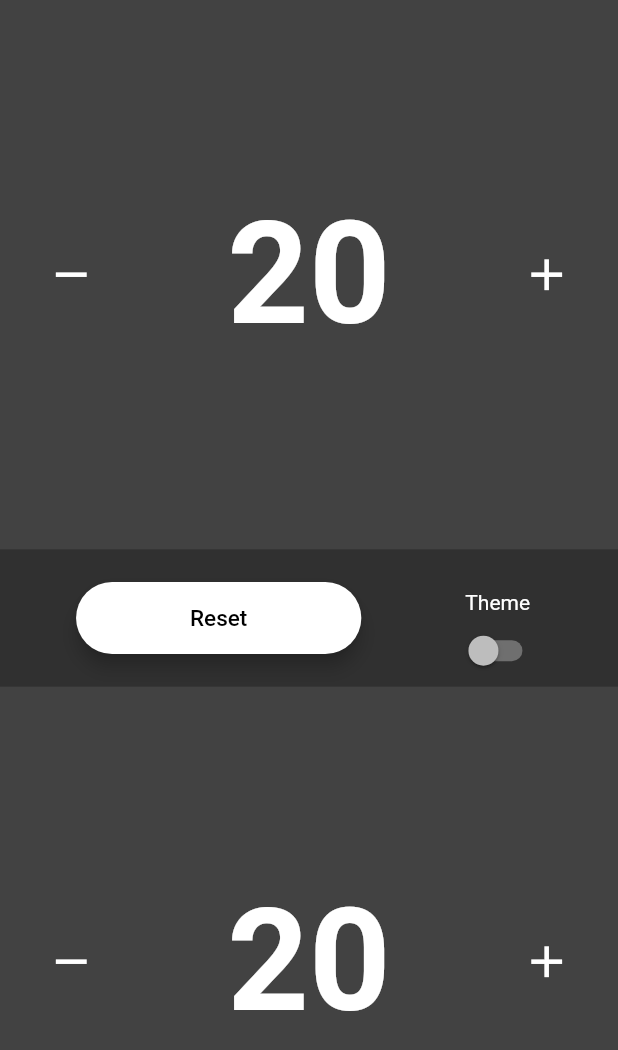
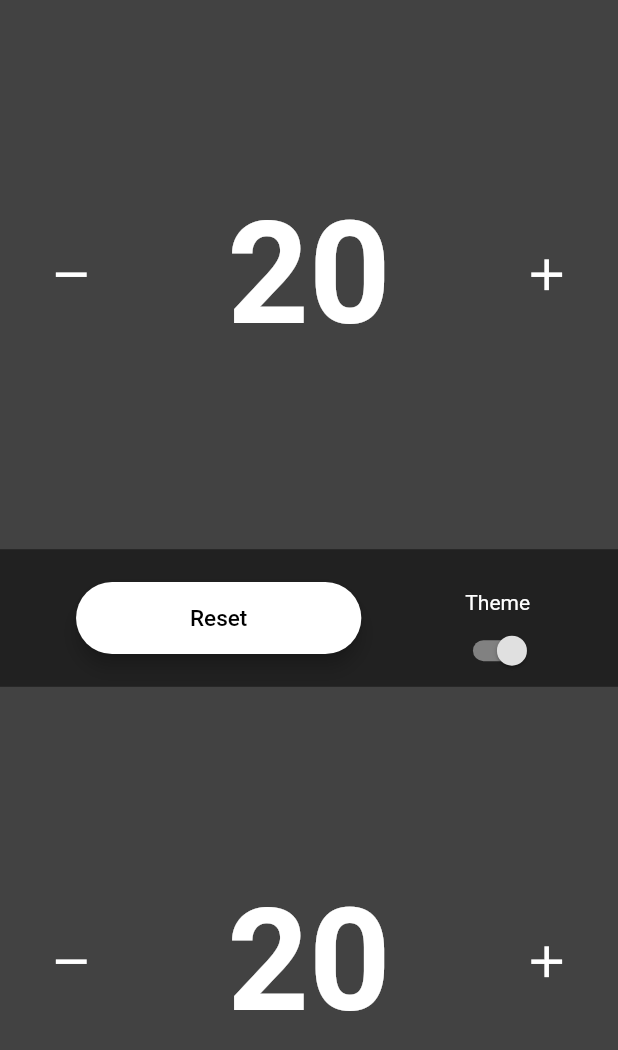
Before and after one commit to Esosek/magic_lifecounter, a Flutter app: the screen it shows after launch, on a phone screen of 412 x 824 dp. Shown: the top 1050 px of the screen. Run offline on Flutter 3.47's test engine with Material 2 defaults, Android fonts, the light colour scheme and no system bars.

Commit message:
Theme toggle

```diff
--- a/lib/components/action_button.dart
+++ b/lib/components/action_button.dart
@@ -1,5 +1,7 @@
 import 'package:flutter/material.dart';
 import 'package:magic_lifecounter/const.dart';
+import 'package:provider/provider.dart';
+import 'package:magic_lifecounter/provider/theme_toggle.dart';
 
 class ActionButton extends StatelessWidget {
   const ActionButton(
@@ -17,7 +19,9 @@ class ActionButton extends StatelessWidget {
     return InkWell(
       onTap: () => actionCallback(),
       child: Ink(
-          color: Colors.grey.shade800,
+          color: Provider.of<ThemeToggle>(context).isDarkTheme
+              ? Colors.grey.shade800
+              : Colors.white,
           padding: const EdgeInsets.symmetric(horizontal: 30),
           width: MediaQuery.of(context).size.width / 2,
           child: Align(
--- a/lib/components/player_display.dart
+++ b/lib/components/player_display.dart
@@ -1,7 +1,7 @@
 import 'package:flutter/material.dart';
 import 'package:magic_lifecounter/components/action_button.dart';
 import 'package:magic_lifecounter/models/player.dart';
-import 'package:magic_lifecounter/models/player_data.dart';
+import 'package:magic_lifecounter/provider/player_data.dart';
 import 'package:provider/provider.dart';
 
 class PlayerDisplay extends StatelessWidget {
--- a/lib/main.dart
+++ b/lib/main.dart
@@ -1,7 +1,8 @@
 import 'package:flutter/material.dart';
 import 'screens/home_screen.dart';
 import 'package:provider/provider.dart';
-import 'models/player_data.dart';
+import 'provider/player_data.dart';
+import 'provider/theme_toggle.dart';
 
 void main() {
   runApp(const MainApp());
@@ -12,8 +13,13 @@ class MainApp extends StatelessWidget {
 
   @override
   Widget build(BuildContext context) {
+    return ChangeNotifierProvider(
+      create: (context) => ThemeToggle(),
+      builder: (context, child) {
         return MaterialApp(
-      theme: ThemeData.dark(),
+          theme: Provider.of<ThemeToggle>(context).isDarkTheme
+              ? ThemeData.dark()
+              : ThemeData.light(),
           home: SafeArea(
             child: ChangeNotifierProvider(
               create: (context) => PlayerData(),
@@ -23,5 +29,7 @@ class MainApp extends StatelessWidget {
             ),
           ),
         );
+      },
+    );
   }
 }
--- /dev/null
+++ b/lib/provider/theme_toggle.dart
@@ -0,0 +1,12 @@
+import 'package:flutter/material.dart';
+
+class ThemeToggle extends ChangeNotifier {
+  bool _isDarkTheme = true;
+
+  bool get isDarkTheme => _isDarkTheme;
+
+  void toggleTheme() {
+    _isDarkTheme = !_isDarkTheme;
+    notifyListeners();
+  }
+}
--- a/lib/screens/home_screen.dart
+++ b/lib/screens/home_screen.dart
@@ -1,7 +1,8 @@
 import 'package:flutter/material.dart';
 import 'package:magic_lifecounter/components/player_display.dart';
 import 'package:provider/provider.dart';
-import 'package:magic_lifecounter/models/player_data.dart';
+import 'package:magic_lifecounter/provider/player_data.dart';
+import 'package:magic_lifecounter/provider/theme_toggle.dart';
 
 class HomeScreen extends StatelessWidget {
   const HomeScreen({super.key});
@@ -9,9 +10,7 @@ class HomeScreen extends StatelessWidget {
   @override
   Widget build(BuildContext context) {
     return Consumer<PlayerData>(
-      builder: (context, value, child) {
-        PlayerData playerData = Provider.of<PlayerData>(context);
-
+      builder: (context, playerData, child) {
         return Column(
           children: [
             Expanded(
@@ -22,6 +21,9 @@ class HomeScreen extends StatelessWidget {
             Expanded(
               flex: 1,
               child: Container(
+                color: Provider.of<ThemeToggle>(context).isDarkTheme
+                    ? Colors.grey.shade900
+                    : Colors.blueAccent.shade100,
                 padding: const EdgeInsets.symmetric(horizontal: 20),
                 child: Row(
                   mainAxisAlignment: MainAxisAlignment.spaceAround,
@@ -47,7 +49,14 @@ class HomeScreen extends StatelessWidget {
                       mainAxisAlignment: MainAxisAlignment.end,
                       children: [
                         const Text('Theme'),
-                        Switch(value: false, onChanged: (value) {})
+                        Consumer<ThemeToggle>(builder: (context, theme, child) {
+                          return Switch(
+                              value: theme.isDarkTheme,
+                              activeColor: Colors.grey.shade300,
+                              onChanged: (value) {
+                                theme.toggleTheme();
+                              });
+                        })
                       ],
                     )
                   ],
```
Also changed, not shown: lib/provider/player_data.dart (renamed from lib/models/player_data.dart). Lines whose indentation alone changed are shown as unchanged.
